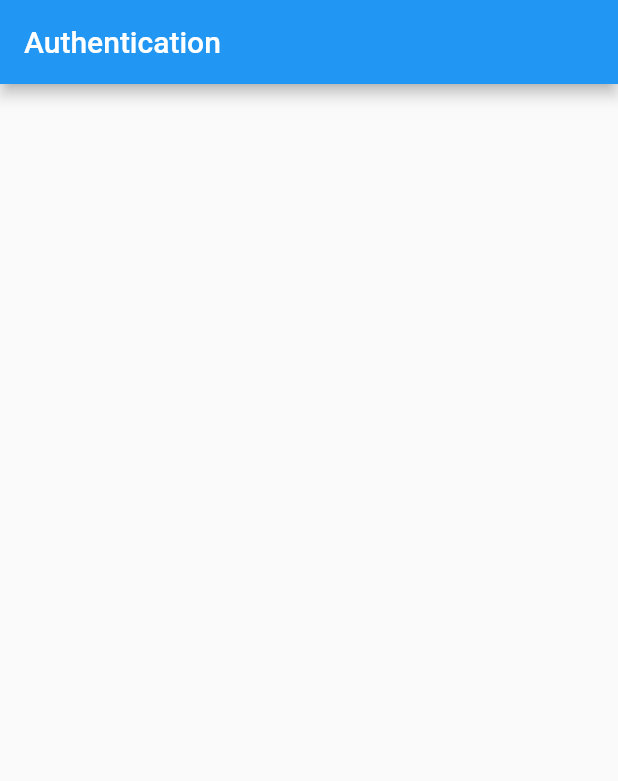
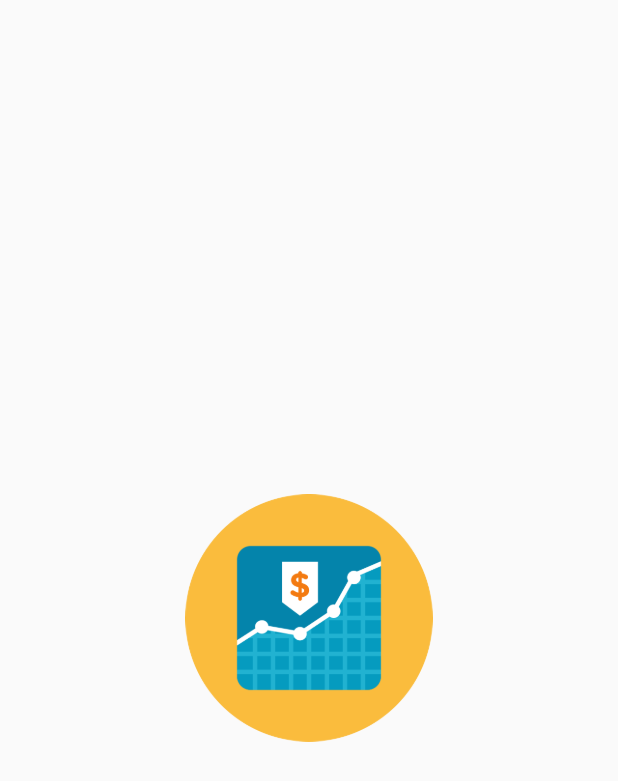
Before and after one commit to Nat-Dev/natkstatement, a Flutter app: the screen it shows after launch, on a phone screen of 412 x 824 dp. Shown: the top 781 px of the screen. Run offline on Flutter 3.47's test engine with Material 2 defaults, Android fonts, the phone set to English and light mode, and no system bars.

Commit message:
add app logo to authen page

```diff
--- /dev/null
+++ b/lib/utility/my_style.dart
@@ -0,0 +1,6 @@
+import 'package:flutter/material.dart';
+
+class MyStyle {
+  Widget showLogo() => Image.asset('images/logo.png');
+  MyStyle();
+}
--- a/lib/widget/authen.dart
+++ b/lib/widget/authen.dart
@@ -1,4 +1,5 @@
 import 'package:flutter/material.dart';
+import 'package:natkstatement/utility/my_style.dart';
 
 class Authen extends StatefulWidget {
   @override
@@ -6,11 +7,22 @@ class Authen extends StatefulWidget {
 }
 
 class _AuthenState extends State<Authen> {
+  double screen;
+
   @override
   Widget build(BuildContext context) {
+    screen = MediaQuery.of(context).size.width;
     return Scaffold(
-      appBar: AppBar(
-        title: Text("Authentication"),
+      body: Center(
+        child: Column(
+          mainAxisSize: MainAxisSize.min,
+          children: [
+            Container(
+              width: screen * 0.4,
+              child: MyStyle().showLogo(),
+            ),
+          ],
+        ),
       ),
     );
   }
--- a/pubspec.yaml
+++ b/pubspec.yaml
@@ -45,8 +45,8 @@ flutter:
   uses-material-design: true
 
   # To add assets to your application, add an assets section, like this:
-  # assets:
-  #   - images/a_dot_burr.jpeg
+  assets:
+    - images/
   #   - images/a_dot_ham.jpeg
 
   # An image asset can refer to one or more resolution-specific "variants", see
```
Also changed, not shown: images/logo.png (added).
